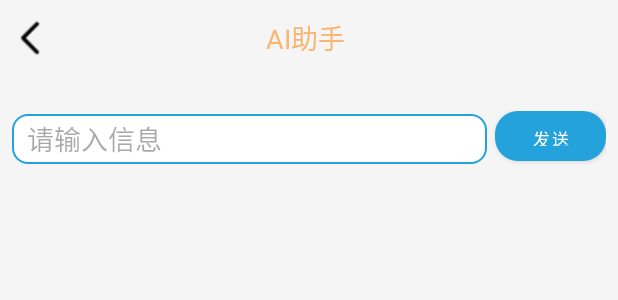
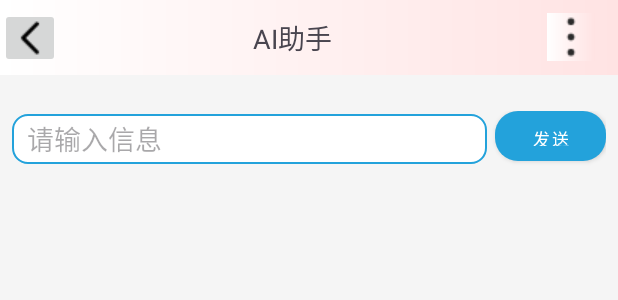
Before and after one commit to Wwanghan/Chat, an Android app: the layout activity_chat.xml on its own in the app's theme, with its tools: preview values and no code run, on a phone screen of 412 x 824 dp. Shown: the top 300 px of the screen. Run offline under Robolectric (Android 15) with nearby library versions, the phone set to English and light mode, and no system bars.

Commit message:
实现对数据库的增删改查，暂时使用粉色页面

```diff
--- a/app/src/main/java/com/example/chat/personal_information.java
+++ b/app/src/main/java/com/example/chat/personal_information.java
@@ -79,7 +79,7 @@ public class personal_information extends AppCompatActivity {
                 // 创建输入框
                 EditText input = new EditText(personal_information.this);
                 // 调用封装好的 dialogUtils
-                dialogUtils.showConnectDialog(personal_information.this, "请输入新名字", "确认" , input ,
+                dialogUtils.showDialog(personal_information.this, "input" , "请输入新名字", "确认" , input ,
                         (dialog, which) -> {
                             String newName = input.getText().toString();
                             perUserName.setText(newName);
--- /dev/null
+++ b/app/src/main/res/drawable/shape_gradient.xml
@@ -0,0 +1,8 @@
+<?xml version="1.0" encoding="utf-8"?>
+<shape xmlns:android="http://schemas.android.com/apk/res/android">
+    <gradient
+        android:angle="0"
+        android:startColor="@color/white"
+        android:endColor="@color/pink_gradient"
+        />
+</shape>
--- a/app/src/main/res/layout/activity_chat.xml
+++ b/app/src/main/res/layout/activity_chat.xml
@@ -10,12 +10,11 @@
     <LinearLayout
         android:layout_width="match_parent"
         android:layout_height="50dp"
-        android:background="@color/background_grey"
+        android:background="@drawable/shape_gradient"
         android:orientation="horizontal">
 
         <ImageButton
             android:id="@+id/chatExit"
-            android:background="@color/background_grey"
             android:layout_width="40dp"
             android:layout_height="40dp"
             android:layout_marginTop="5dp"
@@ -31,9 +30,10 @@
         <TextView
             android:id="@+id/showObject"
             android:paddingLeft="15dp"
-            android:textColor="@color/object_color"
+
             android:layout_width="wrap_content"
             android:textSize="18dp"
+            android:layout_marginLeft="30dp"
             android:layout_gravity="center_vertical"
             android:layout_marginRight="60dp"
             android:text="AI助手"
@@ -44,6 +44,16 @@
             android:layout_width="0dp"
             android:layout_height="wrap_content"
             android:layout_weight="1" />
+
+        <ImageButton
+            android:id="@+id/chatMore"
+            android:layout_width="wrap_content"
+            android:layout_height="wrap_content"
+            android:background="@drawable/shape_gradient"
+            android:src="@mipmap/more"
+            android:layout_marginRight="15dp"
+            android:layout_gravity="center_vertical"
+            />
 
 
     </LinearLayout>
--- a/app/src/main/res/layout/fragment_my.xml
+++ b/app/src/main/res/layout/fragment_my.xml
@@ -93,7 +93,7 @@
             android:gravity="left"
             android:background="@drawable/button_mypage"
             android:textColor="@color/black"/>
-
     </LinearLayout>
 
+
 </androidx.swiperefreshlayout.widget.SwipeRefreshLayout>
--- a/app/src/main/res/values/colors.xml
+++ b/app/src/main/res/values/colors.xml
@@ -1,5 +1,11 @@
 <?xml version="1.0" encoding="utf-8"?>
 <resources>
+<!--    themes-->
+    <color name="colorPrimaryDark">#BBC4C2</color>
+
+    <color name="pink_gradient">#FFE3E3</color>
+
+
 <!--    D1E9F6-->
     <color name="black">#FF000000</color>
     <color name="white">#FFFFFFFF</color>
--- a/app/src/main/res/values/themes.xml
+++ b/app/src/main/res/values/themes.xml
@@ -1,6 +1,7 @@
 <resources xmlns:tools="http://schemas.android.com/tools">
     <!-- Base application theme. -->
     <style name="Base.Theme.Chat" parent="Theme.Material3.DayNight.NoActionBar">
+        <item name="colorPrimaryDark">@color/pink_gradient</item>
         <!-- Customize your light theme here. -->
         <!-- <item name="colorPrimary">@color/my_light_primary</item> -->
     </style>
--- a/build.gradle.kts
+++ b/build.gradle.kts
@@ -1,4 +1,4 @@
 // Top-level build file where you can add configuration options common to all sub-projects/modules.
 plugins {
-    id("com.android.application") version "8.1.2" apply false
+    id("com.android.application") version "8.7.1" apply false
 }
```
Also changed, not shown: app/build.gradle.kts (+7 -7 lines), app/src/main/java/com/example/chat/Chat.java (+8 -0 lines), app/src/main/java/com/example/chat/DialogUtils.java (+8 -4 lines), app/src/main/java/com/example/chat/addFriendUi.java (+42 -42 lines), app/src/main/java/com/example/chat/get_mysql_data.java (deleted, +0 -65 lines), app/src/main/java/com/example/chat/myDatabase.java (added, +32 -0 lines), app/src/main/java/com/example/chat/myFragment.java (+42 -2 lines), app/src/main/res/mipmap-mdpi/more.png (added).
